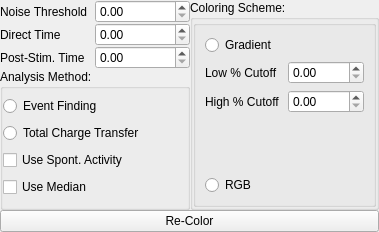
The window that lib/analysis/UncagingControlTemplate.ui (acq4/acq4) describes before a commit, drawn with Qt 5.
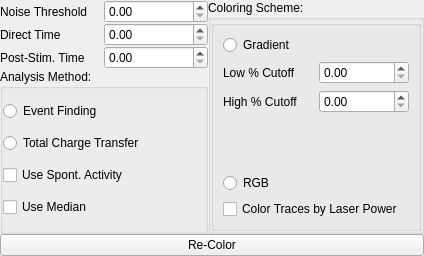
The same window after the commit. Custom widgets are drawn as their Qt base class.

Diff of the .ui file:
```diff
--- a/lib/analysis/UncagingControlTemplate.ui
+++ b/lib/analysis/UncagingControlTemplate.ui
@@ -6,8 +6,8 @@
    <rect>
     <x>0</x>
     <y>0</y>
-    <width>379</width>
-    <height>232</height>
+    <width>424</width>
+    <height>256</height>
    </rect>
   </property>
   <property name="windowTitle">
@@ -137,6 +137,13 @@
            </property>
           </spacer>
          </item>
+         <item row="6" column="0">
+          <widget class="QCheckBox" name="colorTracesCheck">
+           <property name="text">
+            <string>Color Traces by Laser Power</string>
+           </property>
+          </widget>
+         </item>
         </layout>
        </widget>
       </item>
```
